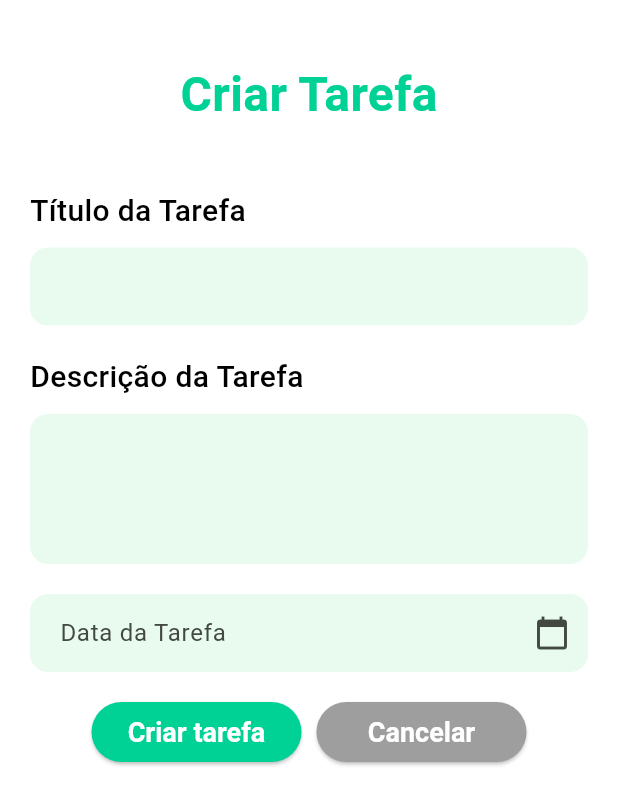
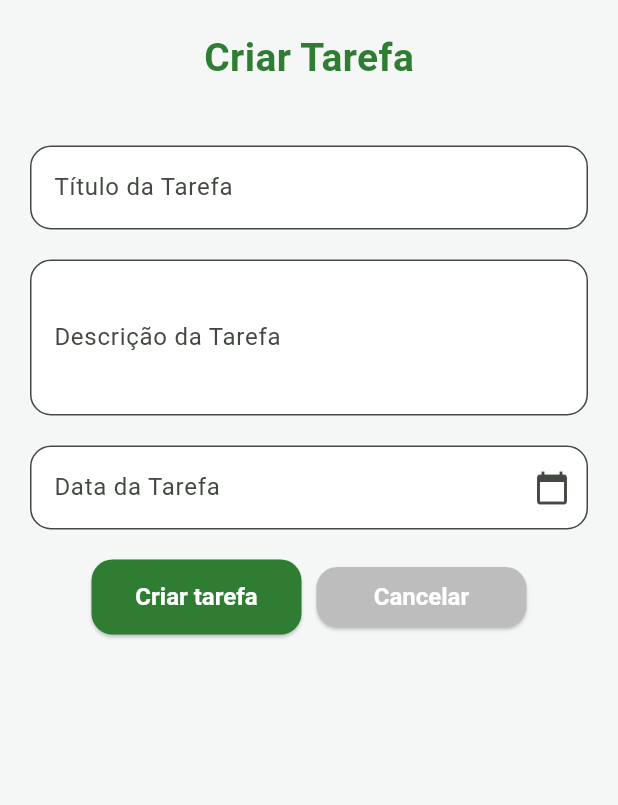
Before and after one commit to lalescadias/todolistfluter, a Flutter app: the CriarTarefaPage screen opened directly, on a phone screen of 412 x 824 dp. Shown: the top 805 px of the screen. Run offline on Flutter 3.47's test engine with Material 3 defaults, Android fonts, the light colour scheme and no system bars.

Commit message:
refactor: improve task creation UI and streamline button functionality

```diff
--- a/lib/criar_tarefa.dart
+++ b/lib/criar_tarefa.dart
@@ -15,6 +15,7 @@ class _CriarTarefaPageState extends State<CriarTarefaPage> {
 
   DateTime? _selectedDate;
 
+
   Future<void> _selectdDate(BuildContext context) async {
     final DateTime? picked = await showDatePicker(
       context: context,
@@ -29,13 +30,92 @@ class _CriarTarefaPageState extends State<CriarTarefaPage> {
       });
     }
   }
+//titulo
+Widget _titulo() {
+  return Column(
+    crossAxisAlignment: CrossAxisAlignment.center,
+    children: const [
+      Text(
+        'Criar Tarefa',
+        style: TextStyle(
+          color: Color(0xFF2E7D32),
+          fontSize: 26,
+          fontWeight: FontWeight.w600,
+        ),
+      ),
+    ],
+  );
+}
+
+Widget _tituloDaTarefa(TextEditingController controller) {
+  return TextField(
+    controller: controller,
+    decoration: const InputDecoration(
+      labelText: 'Título da Tarefa',
+      contentPadding: EdgeInsets.symmetric(vertical: 16, horizontal: 12),
+    ),
+  );
+}
+
+Widget _descricaoDaTarefa(TextEditingController controller) {
+  return TextField(
+    controller: controller,
+    maxLines: 3,
+    decoration: const InputDecoration(
+      labelText: 'Descrição da Tarefa',
+      contentPadding: EdgeInsets.symmetric(vertical: 16, horizontal: 12),
+    ),
+  );
+}
+
+Widget _buttonCancelar(BuildContext context) {
+  return SizedBox(
+    height: 40,
+    width: 140,
+    child: ElevatedButton(
+      style: ElevatedButton.styleFrom(
+        backgroundColor: Colors.grey.shade400,
+        foregroundColor: Colors.white,
+      ),
+
+      onPressed: () => Navigator.pop(context),
+      child: const Text('Cancelar'),
+    ),
+  );
+}
+
+
+Widget _buttonCriar(BuildContext context) {
+  return SizedBox(
+    width: 140,
+    height: 50,
+    child: ElevatedButton(
+      onPressed: () {
+        final titulo = _tituloController.text;
+        final descricao = _descricaoController.text;
+        final data = _dataController.text;
+
+        tarefas.add({'titulo': titulo, 'descricao': descricao, 'data': data});
+
+        Navigator.push(
+          context,
+          MaterialPageRoute(builder: (_) => const TarefasPage()),
+        );
+      },
+      child: const Text(
+        'Criar tarefa',
+        style: TextStyle(fontSize: 16, fontWeight: FontWeight.w600),
+      ),
+    ),
+  );
+}
+
 
   @override
   Widget build(BuildContext context) {
     return Scaffold(
-      backgroundColor: Colors.white,
       body: Padding(
-        padding: const EdgeInsets.symmetric(horizontal: 20, vertical: 40),
+        padding: const EdgeInsets.symmetric(horizontal: 20, vertical: 20),
         child: Column(
           children: [
             _titulo(),
@@ -48,35 +128,23 @@ class _CriarTarefaPageState extends State<CriarTarefaPage> {
             //data da tarefa
             TextFormField(
               controller: _dataController,
-              decoration: const InputDecoration(
-                filled: true,
-                fillColor: Color(0xFFE9FBEF),
-                labelText: 'Data da Tarefa',
-                border: OutlineInputBorder(
-                  borderRadius: BorderRadius.all(Radius.circular(12)),
-                  borderSide: BorderSide.none,
-                ),
-                suffixIcon: Icon(Icons.calendar_today),
-              ),
               readOnly: true,
               onTap: () => _selectdDate(context),
-              validator: (value) {
-                if (value == null || value.isEmpty) {
-                  return 'Por favor selecione a data da tarefa';
-                }
-                return null;
-              },
+              decoration: const InputDecoration(
+                labelText: 'Data da Tarefa',
+                suffixIcon: Icon(Icons.calendar_today),
+                contentPadding: EdgeInsets.symmetric(
+                  vertical: 16,
+                  horizontal: 12,
+                ),
+              ),
             ),
+
             const SizedBox(height: 20),
             Row(
               mainAxisAlignment: MainAxisAlignment.center,
               children: [
-                _buttonCriar(
-                  context,
-                  _tituloController.text,
-                  _descricaoController.text,
-                  _dataController.text,
-                ),
+                _buttonCriar(context),
                 const SizedBox(width: 10),
                 _buttonCancelar(context),
               ],
@@ -87,138 +155,3 @@ class _CriarTarefaPageState extends State<CriarTarefaPage> {
     );
   }
 }
-
-Widget _titulo() {
-  return Column(
-    crossAxisAlignment: CrossAxisAlignment.center,
-    children: const [
-      Text(
-        'Criar Tarefa',
-        style: TextStyle(
-          color: Color(0xFF00D195),
-          fontSize: 32,
-          fontWeight: FontWeight.w600,
-        ),
-      ),
-    ],
-  );
-}
-
-Widget _tituloDaTarefa(TextEditingController controller) {
-  return Column(
-    crossAxisAlignment: CrossAxisAlignment.start,
-    children: [
-      const Text(
-        'Título da Tarefa',
-        style: TextStyle(
-          color: Colors.black,
-          fontSize: 20,
-          fontWeight: FontWeight.w500,
-        ),
-      ),
-      const SizedBox(height: 10),
-      TextField(
-        controller: controller,
-        decoration: InputDecoration(
-          filled: true,
-          fillColor: const Color(0xFFE9FBEF),
-          border: OutlineInputBorder(
-            borderRadius: BorderRadius.circular(12),
-            borderSide: BorderSide.none,
-          ),
-        ),
-      ),
-    ],
-  );
-}
-
-Widget _descricaoDaTarefa(TextEditingController controller) {
-  return Column(
-    crossAxisAlignment: CrossAxisAlignment.start,
-    children: [
-      const Text(
-        'Descrição da Tarefa',
-        style: TextStyle(
-          color: Colors.black,
-          fontSize: 20,
-          fontWeight: FontWeight.w500,
-        ),
-      ),
-      const SizedBox(height: 10),
-      TextField(
-        controller: controller,
-        maxLines: 3,
-        decoration: InputDecoration(
-          filled: true,
-          fillColor: Color(0xFFE9FBEF),
-          border: OutlineInputBorder(
-            borderRadius: BorderRadius.circular(12),
-            borderSide: BorderSide.none,
-          ),
-        ),
-      ),
-    ],
-  );
-}
-
-Widget _buttonCriar(
-  BuildContext context,
-  tituloTarefa,
-  descricaoTarefa,
-  dataYTarefa,
-) {
-  return SizedBox(
-    height: 40,
-    width: 140,
-    child: ElevatedButton(
-      style: ElevatedButton.styleFrom(
-        backgroundColor: const Color(0xFF00D195),
-        shape: RoundedRectangleBorder(borderRadius: BorderRadius.circular(30)),
-      ),
-      onPressed: () {
-        final titulo = tituloTarefa;
-        final descricao = descricaoTarefa;
-        final data = dataYTarefa;
-
-        tarefas.add({'titulo': titulo, 'descricao': descricao, 'data': data});
-        Navigator.push(
-          context,
-          MaterialPageRoute(builder: (_) => const TarefasPage()),
-        );
-      },
-      child: const Text(
-        'Criar tarefa',
-        style: TextStyle(
-          fontSize: 18,
-          fontWeight: FontWeight.bold,
-          color: Colors.white,
-        ),
-      ),
-    ),
-  );
-}
-
-Widget _buttonCancelar(BuildContext context) {
-  return SizedBox(
-    height: 40,
-    width: 140,
-    child: ElevatedButton(
-      style: ElevatedButton.styleFrom(
-        backgroundColor: Colors.grey,
-        shape: RoundedRectangleBorder(borderRadius: BorderRadius.circular(30)),
-      ),
-      onPressed: () {
-        // voltar para pagina anterior
-        Navigator.pop(context);
-      },
-      child: const Text(
-        'Cancelar',
-        style: TextStyle(
-          fontSize: 18,
-          fontWeight: FontWeight.bold,
-          color: Colors.white,
-        ),
-      ),
-    ),
-  );
-}
```
